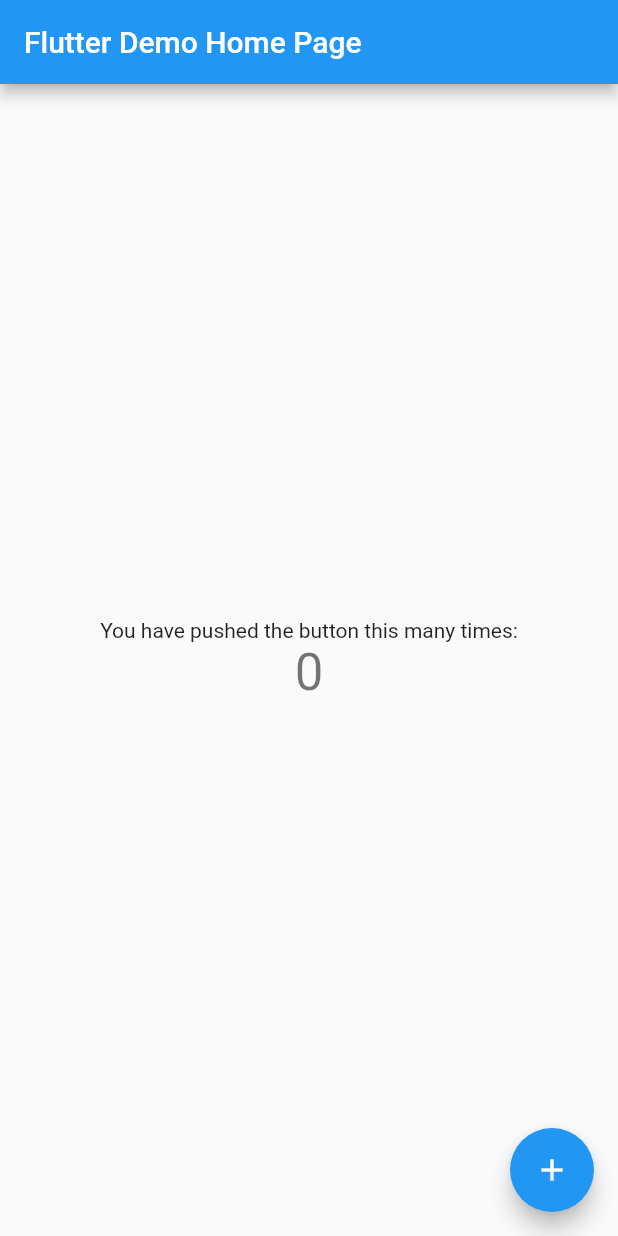
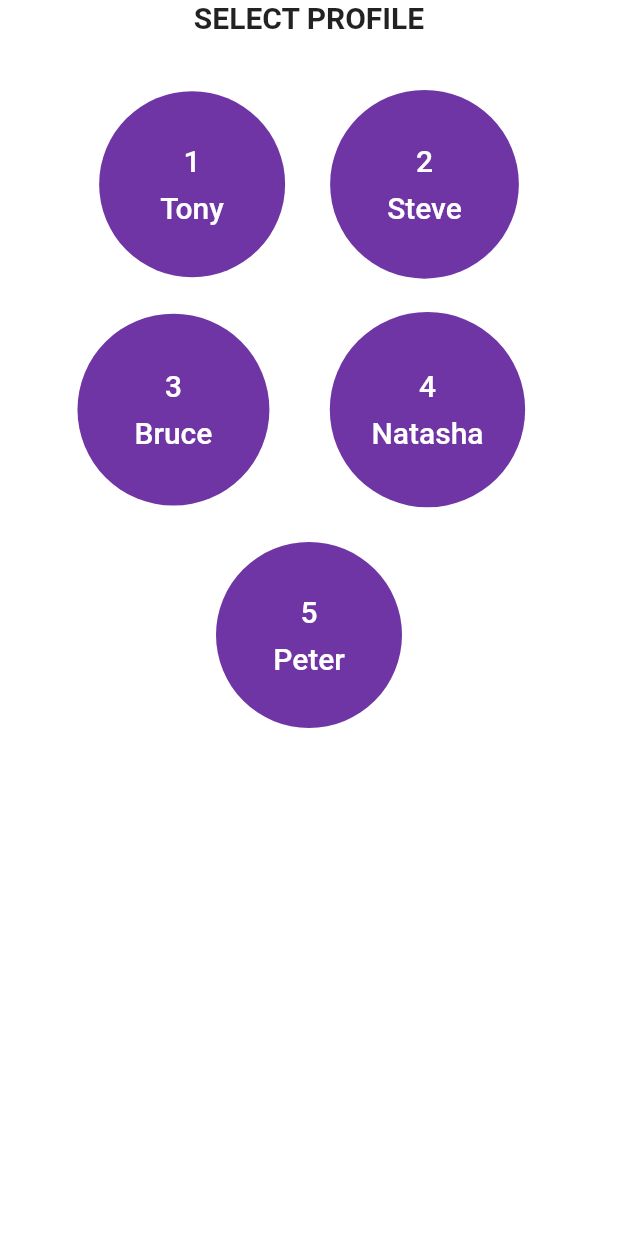
Before and after one commit to technodumb/ImMed-dothack, a Flutter app: the screen it shows after launch, on a phone screen of 412 x 824 dp. Run offline on Flutter 3.47's test engine with Material 2 defaults, Android fonts, the phone set to English and light mode, and no system bars.

Commit message:
profile selector and individual profiles

```diff
--- /dev/null
+++ b/lib/ProfileHome/profile_home.dart
@@ -0,0 +1,10 @@
+import 'package:flutter/material.dart';
+
+class ProfileHome extends StatelessWidget {
+  const ProfileHome({Key? key}) : super(key: key);
+
+  @override
+  Widget build(BuildContext context) {
+    return Container();
+  }
+}
--- /dev/null
+++ b/lib/ProfileSwitcher/components/round_button.dart
@@ -0,0 +1,55 @@
+import 'package:flutter/material.dart';
+import 'package:immed_dothack/globals.dart';
+
+class RoundButton extends StatelessWidget {
+  final int id;
+  final String name;
+  final Color color, textColor;
+  const RoundButton({
+    Key? key,
+    required this.id,
+    required this.name,
+    this.color = kPrimaryColor,
+    this.textColor = Colors.white,
+  }) : super(key: key);
+
+  @override
+  Widget build(BuildContext context) {
+    Size size = MediaQuery.of(context).size;
+    return Container(
+      decoration: BoxDecoration(
+        color: color,
+        // borderRadius: BorderRadius.circular(100),
+        shape: BoxShape.circle,
+      ),
+      margin: const EdgeInsets.symmetric(vertical: 10),
+      padding: const EdgeInsets.all(30),
+      child: TextButton(
+        onPressed: () => goToProfile(context, id),
+        child: Column(
+          children: [
+            Text(
+              id.toString(),
+              style: const TextStyle(
+                color: Colors.white,
+                fontSize: 20,
+              ),
+            ),
+            SizedBox(height: size.height * 0.01),
+            Text(
+              name,
+              style: const TextStyle(
+                color: Colors.white,
+                fontSize: 20,
+              ),
+            ),
+          ],
+        ),
+      ),
+    );
+  }
+
+  goToProfile(context, int id) {
+    Navigator.pushNamed(context, '/profile_home', arguments: id);
+  }
+}
--- /dev/null
+++ b/lib/ProfileSwitcher/profile_switcher.dart
@@ -0,0 +1,44 @@
+import 'package:flutter/material.dart';
+
+import 'components/round_button.dart';
+
+class ProfileSwitcher extends StatelessWidget {
+  const ProfileSwitcher({Key? key}) : super(key: key);
+
+  @override
+  Widget build(BuildContext context) {
+    double width = MediaQuery.of(context).size.width;
+    double height = MediaQuery.of(context).size.height;
+    return Scaffold(
+      body: SingleChildScrollView(
+        child: Column(
+          mainAxisAlignment: MainAxisAlignment.center,
+          children: <Widget>[
+            const Text(
+              'SELECT PROFILE',
+              style: TextStyle(fontSize: 20, fontWeight: FontWeight.bold),
+            ),
+            SizedBox(height: height * 0.03),
+            Row(
+              mainAxisAlignment: MainAxisAlignment.center,
+              children: const [
+                RoundButton(id: 1, name: "Tony"),
+                SizedBox(width: 30),
+                RoundButton(id: 2, name: "Steve"),
+              ],
+            ),
+            Row(
+              mainAxisAlignment: MainAxisAlignment.center,
+              children: const [
+                RoundButton(id: 3, name: "Bruce"),
+                SizedBox(width: 30),
+                RoundButton(id: 4, name: "Natasha")
+              ],
+            ),
+            const RoundButton(id: 5, name: "Peter"),
+          ],
+        ),
+      ),
+    );
+  }
+}
--- /dev/null
+++ b/lib/globals.dart
@@ -0,0 +1,4 @@
+import 'package:flutter/material.dart';
+
+const kPrimaryColor = Color(0xFF6F35A5);
+const kPrimaryLightColor = Color(0xFFF1E6FF);
--- a/lib/main.dart
+++ b/lib/main.dart
@@ -1,4 +1,9 @@
+import 'package:flutter/gestures.dart';
 import 'package:flutter/material.dart';
+import 'package:immed_dothack/globals.dart';
+import 'package:immed_dothack/routes.dart';
+
+import 'ProfileSwitcher/profile_switcher.dart';
 
 void main() {
   runApp(const MyApp());
@@ -13,103 +18,11 @@ class MyApp extends StatelessWidget {
     return MaterialApp(
       title: 'Flutter Demo',
       theme: ThemeData(
-        // This is the theme of your application.
-        //
-        // Try running your application with "flutter run". You'll see the
-        // application has a blue toolbar. Then, without quitting the app, try
-        // changing the primarySwatch below to Colors.green and then invoke
-        // "hot reload" (press "r" in the console where you ran "flutter run",
-        // or simply save your changes to "hot reload" in a Flutter IDE).
-        // Notice that the counter didn't reset back to zero; the application
-        // is not restarted.
-        primarySwatch: Colors.blue,
+        primaryColor: kPrimaryColor,
+        scaffoldBackgroundColor: Colors.white,
       ),
-      home: const MyHomePage(title: 'Flutter Demo Home Page'),
+      home: ProfileSwitcher(),
+      routes: pageRoutes,
     );
   }
 }
-
-class MyHomePage extends StatefulWidget {
-  const MyHomePage({Key? key, required this.title}) : super(key: key);
-
-  // This widget is the home page of your application. It is stateful, meaning
-  // that it has a State object (defined below) that contains fields that affect
-  // how it looks.
-
-  // This class is the configuration for the state. It holds the values (in this
-  // case the title) provided by the parent (in this case the App widget) and
-  // used by the build method of the State. Fields in a Widget subclass are
-  // always marked "final".
-
-  final String title;
-
-  @override
-  State<MyHomePage> createState() => _MyHomePageState();
-}
-
-class _MyHomePageState extends State<MyHomePage> {
-  int _counter = 0;
-
-  void _incrementCounter() {
-    setState(() {
-      // This call to setState tells the Flutter framework that something has
-      // changed in this State, which causes it to rerun the build method below
-      // so that the display can reflect the updated values. If we changed
-      // _counter without calling setState(), then the build method would not be
-      // called again, and so nothing would appear to happen.
-      _counter++;
-    });
-  }
-
-  @override
-  Widget build(BuildContext context) {
-    // This method is rerun every time setState is called, for instance as done
-    // by the _incrementCounter method above.
-    //
-    // The Flutter framework has been optimized to make rerunning build methods
-    // fast, so that you can just rebuild anything that needs updating rather
-    // than having to individually change instances of widgets.
-    return Scaffold(
-      appBar: AppBar(
-        // Here we take the value from the MyHomePage object that was created by
-        // the App.build method, and use it to set our appbar title.
-        title: Text(widget.title),
-      ),
-      body: Center(
-        // Center is a layout widget. It takes a single child and positions it
-        // in the middle of the parent.
-        child: Column(
-          // Column is also a layout widget. It takes a list of children and
-          // arranges them vertically. By default, it sizes itself to fit its
-          // children horizontally, and tries to be as tall as its parent.
-          //
-          // Invoke "debug painting" (press "p" in the console, choose the
-          // "Toggle Debug Paint" action from the Flutter Inspector in Android
-          // Studio, or the "Toggle Debug Paint" command in Visual Studio Code)
-          // to see the wireframe for each widget.
-          //
-          // Column has various properties to control how it sizes itself and
-          // how it positions its children. Here we use mainAxisAlignment to
-          // center the children vertically; the main axis here is the vertical
-          // axis because Columns are vertical (the cross axis would be
-          // horizontal).
-          mainAxisAlignment: MainAxisAlignment.center,
-          children: <Widget>[
-            const Text(
-              'You have pushed the button this many times:',
-            ),
-            Text(
-              '$_counter',
-              style: Theme.of(context).textTheme.headline4,
-            ),
-          ],
-        ),
-      ),
-      floatingActionButton: FloatingActionButton(
-        onPressed: _incrementCounter,
-        tooltip: 'Increment',
-        child: const Icon(Icons.add),
-      ), // This trailing comma makes auto-formatting nicer for build methods.
-    );
-  }
-}
--- /dev/null
+++ b/lib/routes.dart
@@ -0,0 +1,8 @@
+import 'package:flutter/material.dart';
+import 'package:immed_dothack/ProfileHome/profile_home.dart';
+import 'ProfileSwitcher/profile_switcher.dart';
+
+var pageRoutes = <String, Widget Function(BuildContext)>{
+  '/profile_switcher': (BuildContext context) => const ProfileSwitcher(),
+  '/profile_home': (BuildContext context) => const ProfileHome(),
+};
```
